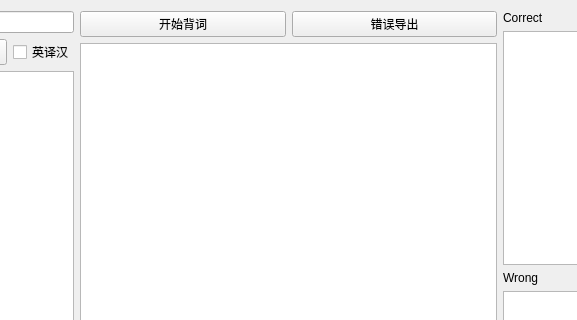
Old version of the form gui.ui in the repository jerrita/word_tool; both pictures show x 170 to 747 and y 0 to 320 of the 996 by 536 pixel window.
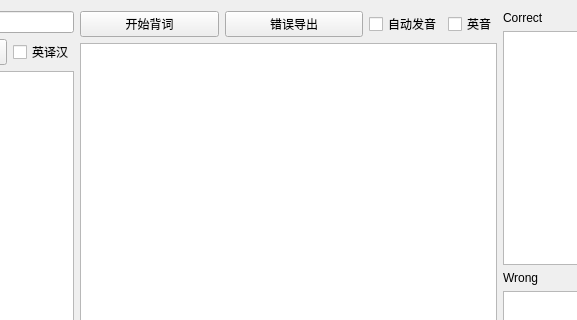
New version of the form. Icons and pictures are not drawn.

```diff
--- a/gui.ui
+++ b/gui.ui
@@ -63,7 +63,7 @@
                     <item>
                         <layout class="QVBoxLayout" name="verticalLayout">
                             <item>
-                                <layout class="QHBoxLayout" name="horizontalLayout_4">
+                                <layout class="QHBoxLayout" name="horizontalLayout_4" stretch="2,2,1,0">
                                     <item>
                                         <widget class="QPushButton" name="BtnStatus">
                                             <property name="text">
@@ -78,6 +78,20 @@
                                             </property>
                                         </widget>
                                     </item>
+                                    <item>
+                                        <widget class="QCheckBox" name="CheckSoundAuto">
+                                            <property name="text">
+                                                <string>自动发音</string>
+                                            </property>
+                                        </widget>
+                                    </item>
+                                    <item>
+                                        <widget class="QCheckBox" name="CheckSound">
+                                            <property name="text">
+                                                <string>英音</string>
+                                            </property>
+                                        </widget>
+                                    </item>
                                 </layout>
                             </item>
                             <item>
```
Left out of the diff: 37 changed lines with no effect on the pictures.
